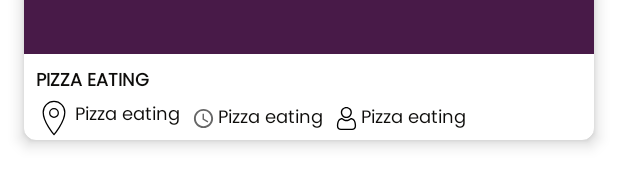
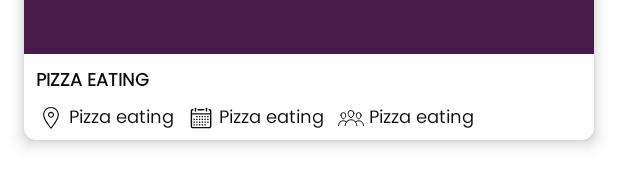
Before and after one commit to s12dar/Lyve, an Android app: the layout activity_item.xml on its own in the app's theme, with its tools: preview values and no code run, on a phone screen of 412 x 824 dp. Shown: the part 316-503 px from the top of the screen. Run offline under Robolectric (Android 15) with nearby library versions, the phone set to English and light mode, and no system bars.

Commit message:
Handled imageless posts by setting default one. And some UI modifications in activity item

```diff
--- a/app/src/main/java/com/lyvetech/lyve/ui/fragments/main/HomeAdapter.kt
+++ b/app/src/main/java/com/lyvetech/lyve/ui/fragments/main/HomeAdapter.kt
@@ -1,11 +1,13 @@
 package com.lyvetech.lyve.ui.fragments.main
 
+import android.annotation.SuppressLint
 import android.content.Context
 import android.view.LayoutInflater
 import android.view.ViewGroup
 import androidx.core.net.toUri
 import androidx.recyclerview.widget.RecyclerView
 import com.bumptech.glide.Glide
+import com.lyvetech.lyve.R
 import com.lyvetech.lyve.databinding.ActivityItemBinding
 import com.lyvetech.lyve.datamodels.Activity
 
@@ -21,6 +23,7 @@ class HomeAdapter(private val activityList: List<Activity?>?, private val contex
 
     override fun getItemCount(): Int = activityList!!.size
 
+    @SuppressLint("UseCompatLoadingForDrawables")
     override fun onBindViewHolder(holder: HomeViewHolder, position: Int) {
         with(holder) {
             with(activityList!![position]) {
@@ -30,10 +33,16 @@ class HomeAdapter(private val activityList: List<Activity?>?, private val contex
                 binding.tvParticipants.text = this.acParticipants.toString()
 
                 // Glide takes care of setting fetched image uri to holder
-                Glide.with(context)
-                    .asBitmap()
-                    .load(this.acImgRefs.toUri())
-                    .into(binding.ivAc);
+                if (activityList[position]!!.acImgRefs.isNotEmpty()) {
+                    Glide.with(context)
+                        .asBitmap()
+                        .load(this.acImgRefs.toUri())
+                        .into(binding.ivAc)
+                } else {
+                    Glide.with(context)
+                        .load(context.getDrawable(R.drawable.lyve))
+                        .into(binding.ivAc)
+                }
             }
         }
     }
--- a/app/src/main/java/com/lyvetech/lyve/ui/fragments/main/HomeFragment.kt
+++ b/app/src/main/java/com/lyvetech/lyve/ui/fragments/main/HomeFragment.kt
@@ -184,7 +184,6 @@ class HomeFragment : Fragment() {
 
                     binding.rvActivity.layoutManager = linearLayoutManager
                     binding.rvActivity.adapter = homeAdapter
-
                 }
             }
         })
@@ -343,7 +342,7 @@ class HomeFragment : Fragment() {
                         })
                     mProgressBar.visibility = View.GONE
                     bottomSheetDialog.behavior.state = BottomSheetBehavior.STATE_HIDDEN
-                }, 2500)
+                }, 4000)
             }
         }
 
--- /dev/null
+++ b/app/src/main/res/drawable/ic_calendar_20dp.xml
@@ -0,0 +1,30 @@
+<vector android:height="20dp" android:viewportHeight="64"
+    android:viewportWidth="64" android:width="20dp" xmlns:android="http://schemas.android.com/apk/res/android">
+    <path android:fillColor="@color/black_dinner" android:pathData="M49.6,54h-35.2c-2.4,0 -4.4,-2 -4.4,-4.4v-32.3c0,-2.4 1.6,-4.4 3.7,-4.4h2.2v2.9h-2.2c-0.3,0 -0.7,0.6 -0.7,1.5v32.3c0,0.8 0.7,1.5 1.5,1.5h35.2c0.8,0 1.5,-0.7 1.5,-1.5v-32.3c0,-0.9 -0.5,-1.5 -0.7,-1.5h-2.2v-2.9h2.2c2,0 3.7,2 3.7,4.4v32.3C54,52 52,54 49.6,54"/>
+    <path android:fillColor="@color/black_dinner" android:pathData="M20.3,18.8c-0.8,0 -1.5,-0.7 -1.5,-1.5v-5.9c0,-0.8 0.7,-1.5 1.5,-1.5s1.5,0.7 1.5,1.5v5.9C21.7,18.1 21.1,18.8 20.3,18.8"/>
+    <path android:fillColor="@color/black_dinner" android:pathData="M43.7,18.8c-0.8,0 -1.5,-0.7 -1.5,-1.5v-5.9c0,-0.8 0.7,-1.5 1.5,-1.5s1.5,0.7 1.5,1.5v5.9C45.2,18.1 44.5,18.8 43.7,18.8"/>
+    <path android:fillColor="@color/black_dinner" android:pathData="M24.7,12.9l14.6,0l0,3l-14.6,0z"/>
+    <path android:fillColor="@color/black_dinner" android:pathData="M12.9,21.7l38.2,0l0,3l-38.2,0z"/>
+    <path android:fillColor="@color/black_dinner" android:pathData="M45.2,27.6l2.9,0l0,2.9l-2.9,0z"/>
+    <path android:fillColor="@color/black_dinner" android:pathData="M39.3,27.6l3,0l0,2.9l-3,0z"/>
+    <path android:fillColor="@color/black_dinner" android:pathData="M33.5,27.6l2.9,0l0,2.9l-2.9,0z"/>
+    <path android:fillColor="@color/black_dinner" android:pathData="M27.6,27.6l2.9,0l0,2.9l-2.9,0z"/>
+    <path android:fillColor="@color/black_dinner" android:pathData="M21.7,27.6l3,0l0,2.9l-3,0z"/>
+    <path android:fillColor="@color/black_dinner" android:pathData="M45.2,33.5l2.9,0l0,2.9l-2.9,0z"/>
+    <path android:fillColor="@color/black_dinner" android:pathData="M39.3,33.5l3,0l0,2.9l-3,0z"/>
+    <path android:fillColor="@color/black_dinner" android:pathData="M33.5,33.5l2.9,0l0,2.9l-2.9,0z"/>
+    <path android:fillColor="@color/black_dinner" android:pathData="M27.6,33.5l2.9,0l0,2.9l-2.9,0z"/>
+    <path android:fillColor="@color/black_dinner" android:pathData="M21.7,33.5l3,0l0,2.9l-3,0z"/>
+    <path android:fillColor="@color/black_dinner" android:pathData="M15.9,33.5l2.9,0l0,2.9l-2.9,0z"/>
+    <path android:fillColor="@color/black_dinner" android:pathData="M45.2,39.3l2.9,0l0,3l-2.9,0z"/>
+    <path android:fillColor="@color/black_dinner" android:pathData="M39.3,39.3l3,0l0,3l-3,0z"/>
+    <path android:fillColor="@color/black_dinner" android:pathData="M33.5,39.3l2.9,0l0,3l-2.9,0z"/>
+    <path android:fillColor="@color/black_dinner" android:pathData="M27.6,39.3l2.9,0l0,3l-2.9,0z"/>
+    <path android:fillColor="@color/black_dinner" android:pathData="M21.7,39.3l3,0l0,3l-3,0z"/>
+    <path android:fillColor="@color/black_dinner" android:pathData="M15.9,39.3l2.9,0l0,3l-2.9,0z"/>
+    <path android:fillColor="@color/black_dinner" android:pathData="M39.3,45.2l3,0l0,2.9l-3,0z"/>
+    <path android:fillColor="@color/black_dinner" android:pathData="M33.5,45.2l2.9,0l0,2.9l-2.9,0z"/>
+    <path android:fillColor="@color/black_dinner" android:pathData="M27.6,45.2l2.9,0l0,2.9l-2.9,0z"/>
+    <path android:fillColor="@color/black_dinner" android:pathData="M21.7,45.2l3,0l0,2.9l-3,0z"/>
+    <path android:fillColor="@@color/black_dinner" android:pathData="M15.9,45.2l2.9,0l0,2.9l-2.9,0z"/>
+</vector>
--- /dev/null
+++ b/app/src/main/res/drawable/ic_image_thumbnail_64dp.xml
@@ -0,0 +1,4 @@
+<vector android:height="64dp" android:viewportHeight="48"
+    android:viewportWidth="48" android:width="64dp" xmlns:android="http://schemas.android.com/apk/res/android">
+    <path android:fillColor="#FF000000" android:fillType="evenOdd" android:pathData="M43,41H5c-2.209,0 -4,-1.791 -4,-4V11c0,-2.209 1.791,-4 4,-4h38c2.209,0 4,1.791 4,4v26C47,39.209 45.209,41 43,41zM45,11c0,-1.104 -0.896,-2 -2,-2H5c-1.104,0 -2,0.896 -2,2v26c0,1.104 0.896,2 2,2h38c1.104,0 2,-0.896 2,-2V11zM41.334,34.715L35,28.381L31.381,32l3.334,3.334c0.381,0.381 0.381,0.999 0,1.381c-0.382,0.381 -1,0.381 -1.381,0L19,22.381L6.666,34.715c-0.381,0.381 -0.999,0.381 -1.381,0c-0.381,-0.382 -0.381,-1 0,-1.381L18.19,20.429c0.032,-0.048 0.053,-0.101 0.095,-0.144c0.197,-0.197 0.457,-0.287 0.715,-0.281c0.258,-0.006 0.518,0.084 0.715,0.281c0.042,0.043 0.062,0.096 0.095,0.144L30,30.619l4.19,-4.19c0.033,-0.047 0.053,-0.101 0.095,-0.144c0.197,-0.196 0.457,-0.287 0.715,-0.281c0.258,-0.006 0.518,0.085 0.715,0.281c0.042,0.043 0.062,0.097 0.095,0.144l6.905,6.905c0.381,0.381 0.381,0.999 0,1.381C42.333,35.096 41.715,35.096 41.334,34.715zM29,19c-2.209,0 -4,-1.791 -4,-4c0,-1.623 0.971,-3.013 2.359,-3.64C27.133,11.861 27,12.414 27,13c0,2.209 1.791,4 4,4c0.586,0 1.139,-0.133 1.641,-0.359C32.014,18.029 30.623,19 29,19z"/>
+</vector>
--- /dev/null
+++ b/app/src/main/res/drawable/ic_location_20dp.xml
@@ -0,0 +1,5 @@
+<vector android:height="20dp" android:viewportHeight="64"
+    android:viewportWidth="64" android:width="20dp" xmlns:android="http://schemas.android.com/apk/res/android">
+    <path android:fillColor="@color/black_dinner" android:pathData="M32,55.7l-0.9,-1.1c-0.6,-0.8 -15.9,-18.7 -15.9,-29.4c0,-9.3 7.6,-16.8 16.8,-16.8s16.8,7.6 16.8,16.8c0,10.7 -15.3,28.7 -15.9,29.4L32,55.7L32,55.7zM32,10.7c-8,0 -14.4,6.5 -14.4,14.4c0,8.4 11.1,22.7 14.4,26.8c3.3,-4.1 14.4,-18.3 14.4,-26.8C46.4,17.2 40,10.7 32,10.7L32,10.7z"/>
+    <path android:fillColor="@color/black_dinner" android:pathData="M32,31.6c-3.5,0 -6.4,-2.9 -6.4,-6.4s2.9,-6.4 6.4,-6.4s6.4,2.9 6.4,6.4S35.5,31.6 32,31.6L32,31.6zM32,21.2c-2.2,0 -4,1.8 -4,4s1.8,4 4,4c2.2,0 4,-1.8 4,-4S34.2,21.2 32,21.2L32,21.2z"/>
+</vector>
--- /dev/null
+++ b/app/src/main/res/drawable/ic_participants_20dp.xml
@@ -0,0 +1,27 @@
+<vector android:height="20dp" android:viewportHeight="64"
+    android:viewportWidth="64" android:width="20dp" xmlns:android="http://schemas.android.com/apk/res/android">
+    <path android:fillColor="#00000000"
+        android:pathData="M38.15,21.7C38.15,25.09 35.39,31 32,31s-6.15,-5.92 -6.15,-9.32a6.15,6.15 0,0 1,12.29 0Z"
+        android:strokeColor="@color/black_dinner" android:strokeLineCap="round"
+        android:strokeLineJoin="round" android:strokeWidth="2"/>
+    <path android:fillColor="#00000000"
+        android:pathData="M19.34,48.3a12.66,12.66 0,0 1,25.32 0"
+        android:strokeColor="@color/black_dinner" android:strokeLineCap="round"
+        android:strokeLineJoin="round" android:strokeWidth="2"/>
+    <path android:fillColor="#00000000"
+        android:pathData="M53.49,25.77c0,2.87 -2.33,8 -5.2,8s-5.2,-5.17 -5.2,-8a5.2,5.2 0,0 1,10.41 0Z"
+        android:strokeColor="@color/black_dinner" android:strokeLineCap="round"
+        android:strokeLineJoin="round" android:strokeWidth="2"/>
+    <path android:fillColor="#00000000"
+        android:pathData="M41.81,39.9A10.72,10.72 0,0 1,59 48.45"
+        android:strokeColor="@color/black_dinner" android:strokeLineCap="round"
+        android:strokeLineJoin="round" android:strokeWidth="2"/>
+    <path android:fillColor="#00000000"
+        android:pathData="M10.51,25.77c0,2.87 2.33,8 5.2,8s5.2,-5.17 5.2,-8a5.2,5.2 0,0 0,-10.41 0Z"
+        android:strokeColor="@color/black_dinner" android:strokeLineCap="round"
+        android:strokeLineJoin="round" android:strokeWidth="2"/>
+    <path android:fillColor="#00000000"
+        android:pathData="M22.19,39.9A10.72,10.72 0,0 0,5 48.45"
+        android:strokeColor="@color/black_dinner" android:strokeLineCap="round"
+        android:strokeLineJoin="round" android:strokeWidth="2"/>
+</vector>
--- a/app/src/main/res/layout/activity_item.xml
+++ b/app/src/main/res/layout/activity_item.xml
@@ -56,7 +56,7 @@
                 android:layout_height="wrap_content"
                 android:layout_margin="8dp"
                 android:drawablePadding="2dp"
-                app:drawableStartCompat="@drawable/ic_location_24dp"
+                app:drawableStartCompat="@drawable/ic_location_20dp"
                 app:layout_constraintBottom_toBottomOf="parent"
                 app:layout_constraintStart_toStartOf="parent"
                 app:layout_constraintTop_toBottomOf="@+id/tv_title_activity"
@@ -69,7 +69,7 @@
                 android:layout_margin="8dp"
                 android:layout_marginStart="32dp"
                 android:drawablePadding="2dp"
-                app:drawableStartCompat="@drawable/ic_time_24"
+                app:drawableStartCompat="@drawable/ic_calendar_20dp"
                 app:layout_constraintBottom_toBottomOf="parent"
                 app:layout_constraintStart_toEndOf="@+id/tv_location"
                 app:layout_constraintTop_toBottomOf="@+id/tv_title_activity"
@@ -82,7 +82,7 @@
                 android:layout_margin="8dp"
                 android:layout_marginStart="32dp"
                 android:drawablePadding="2dp"
-                app:drawableStartCompat="@drawable/ic_profile_15dp"
+                app:drawableStartCompat="@drawable/ic_participants_20dp"
                 app:layout_constraintBottom_toBottomOf="parent"
                 app:layout_constraintStart_toEndOf="@+id/tv_date_and_time"
                 app:layout_constraintTop_toBottomOf="@+id/tv_title_activity"
```
